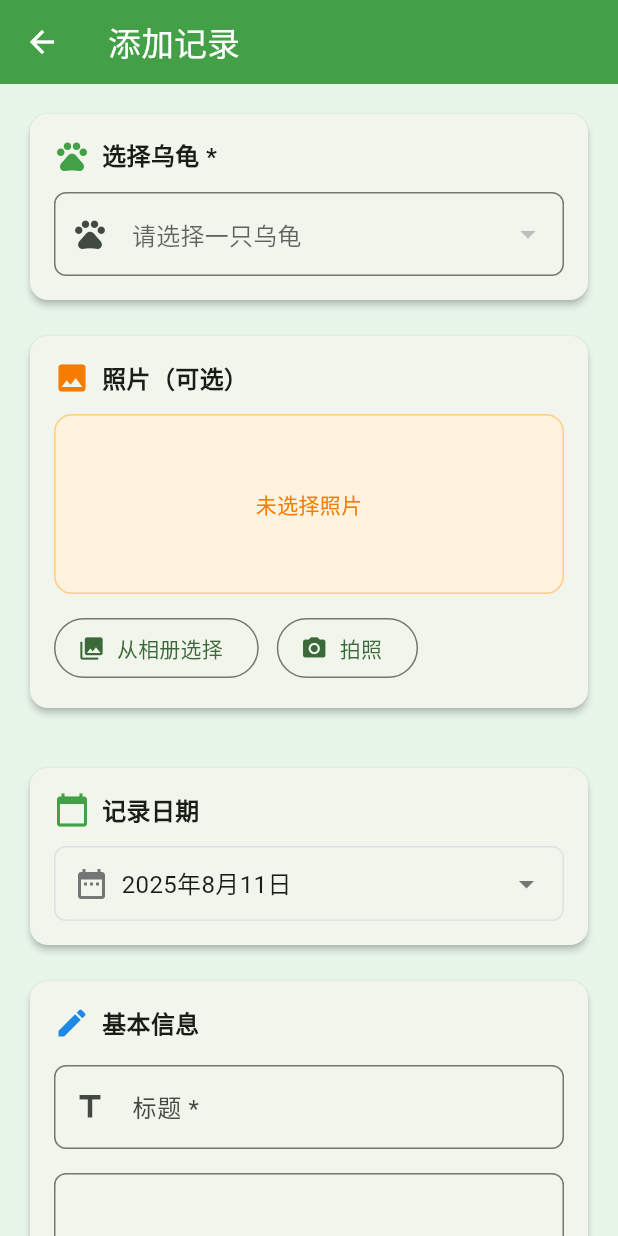
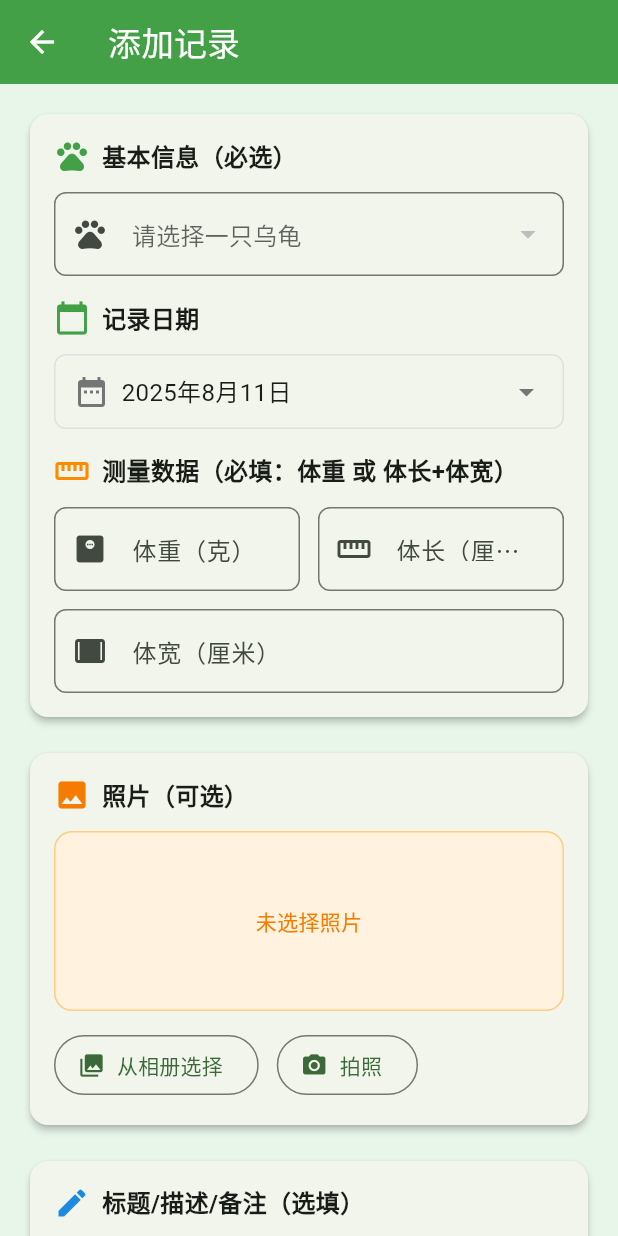
Before and after one commit to qixiaoyu0315/guigui, a Flutter app: the AddRecordPage screen opened directly with empty values, on a phone screen of 412 x 824 dp. Run offline on Flutter 3.47's test engine with Material 3 defaults, Android fonts, the phone set to English and light mode, and no system bars; our stand-ins replace file_picker, fl_chart, flutter_colorpicker, image_picker, shared_preferences, sqflite; missing offline and left inert: file_saver; accounts and stored records are empty.

Commit message:
优化记录页面

```diff
--- a/lib/pages/add_record_page.dart
+++ b/lib/pages/add_record_page.dart
@@ -35,6 +35,8 @@ class _AddRecordPageState extends State<AddRecordPage> {
   bool _isLoading = false;
   String? _photoPath; // 记录图片路径
   final ImagePicker _picker = ImagePicker();
+  bool _userEditedTitle = false; // 标题是否被用户手动编辑
+  bool _autoTitleGenerated = false; // 当前标题是否系统生成
 
   @override
   void initState() {
@@ -50,12 +52,45 @@ class _AddRecordPageState extends State<AddRecordPage> {
       _selectedDate = record.date;
       _selectedTurtleId = record.turtleId;
       _photoPath = record.photoPath;
+      _userEditedTitle = true; // 编辑模式视为用户已有标题
     } else {
       // 如果是新记录，默认选择第一只乌龟
       if (widget.turtles.isNotEmpty) {
         _selectedTurtleId = widget.turtles.first.id;
       }
+      // 尝试生成默认标题
+      // 延后到首帧后以确保控件已挂载
+      WidgetsBinding.instance.addPostFrameCallback((_) {
+        _maybeSetDefaultTitle();
+      });
     }
+  }
+
+  Future<void> _maybeSetDefaultTitle() async {
+    if (_userEditedTitle) return;
+    final turtleId = _selectedTurtleId;
+    if (turtleId == null) return;
+    final turtle = widget.turtles.firstWhere(
+      (t) => t.id == turtleId,
+      orElse: () => widget.turtles.isNotEmpty
+          ? widget.turtles.first
+          : Turtle(
+              id: turtleId,
+              name: '这只龟',
+              species: '',
+              birthDate: DateTime.now(),
+              color: Colors.green,
+            ),
+    );
+    final records = await TurtleService.getRecordsByTurtle(turtleId);
+    final nextIndex = records.length + 1;
+    if (!mounted) return;
+    setState(() {
+      if (_titleController.text.trim().isEmpty || _autoTitleGenerated) {
+        _titleController.text = '${turtle.name} 第$nextIndex次测量';
+        _autoTitleGenerated = true;
+      }
+    });
   }
 
   @override
@@ -88,7 +123,7 @@ class _AddRecordPageState extends State<AddRecordPage> {
           child: Column(
             crossAxisAlignment: CrossAxisAlignment.start,
             children: [
-              // 乌龟选择卡片
+              // 选择乌龟 + 日期 + 测量 数据 合并卡片
               Card(
                 elevation: 2,
                 shape: RoundedRectangleBorder(
@@ -107,7 +142,7 @@ class _AddRecordPageState extends State<AddRecordPage> {
                           ),
                           const SizedBox(width: 8),
                           const Text(
-                            '选择乌龟 *',
+                            '基本信息（必选）',
                             style: TextStyle(
                               fontSize: 16,
                               fontWeight: FontWeight.bold,
@@ -144,14 +179,152 @@ class _AddRecordPageState extends State<AddRecordPage> {
                             ),
                           );
                         }).toList(),
-                        onChanged: (value) {
+                        onChanged: (value) async {
                           setState(() {
                             _selectedTurtleId = value;
                           });
+                          await _maybeSetDefaultTitle();
                         },
                         validator: (value) {
                           if (value == null || value.isEmpty) {
                             return '请选择一只乌龟';
+                          }
+                          return null;
+                        },
+                      ),
+                      const SizedBox(height: 16),
+                      Row(
+                        children: [
+                          Icon(
+                            Icons.calendar_today,
+                            color: Colors.green.shade600,
+                          ),
+                          const SizedBox(width: 8),
+                          const Text(
+                            '记录日期',
+                            style: TextStyle(
+                              fontSize: 16,
+                              fontWeight: FontWeight.bold,
+                            ),
+                          ),
+                        ],
+                      ),
+                      const SizedBox(height: 12),
+                      InkWell(
+                        onTap: _selectDate,
+                        child: Container(
+                          padding: const EdgeInsets.all(12),
+                          decoration: BoxDecoration(
+                            border: Border.all(color: Colors.grey.shade300),
+                            borderRadius: BorderRadius.circular(8),
+                          ),
+                          child: Row(
+                            children: [
+                              Icon(
+                                Icons.date_range,
+                                color: Colors.grey.shade600,
+                              ),
+                              const SizedBox(width: 8),
+                              Text(
+                                '${_selectedDate.year}年${_selectedDate.month}月${_selectedDate.day}日',
+                                style: const TextStyle(fontSize: 16),
+                              ),
+                              const Spacer(),
+                              Icon(
+                                Icons.arrow_drop_down,
+                                color: Colors.grey.shade600,
+                              ),
+                            ],
+                          ),
+                        ),
+                      ),
+                      const SizedBox(height: 16),
+                      Row(
+                        children: [
+                          Icon(
+                            Icons.straighten,
+                            color: Colors.orange.shade600,
+                          ),
+                          const SizedBox(width: 8),
+                          const Text(
+                            '测量数据（必填：体重 或 体长+体宽）',
+                            style: TextStyle(
+                              fontSize: 16,
+                              fontWeight: FontWeight.bold,
+                            ),
+                          ),
+                        ],
+                      ),
+                      const SizedBox(height: 12),
+                      Row(
+                        children: [
+                          Expanded(
+                            child: TextFormField(
+                              controller: _weightController,
+                              decoration: InputDecoration(
+                                labelText: '体重（克）',
+                                hintText: '0.0',
+                                border: OutlineInputBorder(
+                                  borderRadius: BorderRadius.circular(8),
+                                ),
+                                prefixIcon: const Icon(Icons.monitor_weight),
+                              ),
+                              keyboardType: TextInputType.number,
+                              validator: (value) {
+                                if (value != null && value.isNotEmpty) {
+                                  final weight = double.tryParse(value);
+                                  if (weight == null || weight < 0) {
+                                    return '请输入有效的体重';
+                                  }
+                                }
+                                return null;
+                              },
+                            ),
+                          ),
+                          const SizedBox(width: 12),
+                          Expanded(
+                            child: TextFormField(
+                              controller: _lengthController,
+                              decoration: InputDecoration(
+                                labelText: '体长（厘米）',
+                                hintText: '0.0',
+                                border: OutlineInputBorder(
+                                  borderRadius: BorderRadius.circular(8),
+                                ),
+                                prefixIcon: const Icon(Icons.straighten),
+                              ),
+                              keyboardType: TextInputType.number,
+                              validator: (value) {
+                                if (value != null && value.isNotEmpty) {
+                                  final length = double.tryParse(value);
+                                  if (length == null || length < 0) {
+                                    return '请输入有效的体长';
+                                  }
+                                }
+                                return null;
+                              },
+                            ),
+                          ),
+                        ],
+                      ),
+                      const SizedBox(height: 12),
+                      TextFormField(
+                        controller: _widthController,
+                        decoration: InputDecoration(
+                          labelText: '体宽（厘米）',
+                          hintText: '0.0',
+                          border: OutlineInputBorder(
+                            borderRadius: BorderRadius.circular(8),
+                          ),
+                          prefixIcon: const Icon(Icons.width_full),
+                        ),
+                        keyboardType: TextInputType.number,
+                        validator: (value) {
+                          if (value != null && value.isNotEmpty) {
+                            final width = double.tryParse(value);
+                            if (width == null || width < 0) {
+                              return '请输入有效的体宽';
+                            }
                           }
                           return null;
                         },
@@ -260,71 +433,8 @@ class _AddRecordPageState extends State<AddRecordPage> {
                   ),
                 ),
               ),
-              const SizedBox(height: 32),
-
-              // 日期选择卡片
-              Card(
-                elevation: 2,
-                shape: RoundedRectangleBorder(
-                  borderRadius: BorderRadius.circular(12),
-                ),
-                child: Padding(
-                  padding: const EdgeInsets.all(16),
-                  child: Column(
-                    crossAxisAlignment: CrossAxisAlignment.start,
-                    children: [
-                      Row(
-                        children: [
-                          Icon(
-                            Icons.calendar_today,
-                            color: Colors.green.shade600,
-                          ),
-                          const SizedBox(width: 8),
-                          const Text(
-                            '记录日期',
-                            style: TextStyle(
-                              fontSize: 16,
-                              fontWeight: FontWeight.bold,
-                            ),
-                          ),
-                        ],
-                      ),
-                      const SizedBox(height: 12),
-                      InkWell(
-                        onTap: _selectDate,
-                        child: Container(
-                          padding: const EdgeInsets.all(12),
-                          decoration: BoxDecoration(
-                            border: Border.all(color: Colors.grey.shade300),
-                            borderRadius: BorderRadius.circular(8),
-                          ),
-                          child: Row(
-                            children: [
-                              Icon(
-                                Icons.date_range,
-                                color: Colors.grey.shade600,
-                              ),
-                              const SizedBox(width: 8),
-                              Text(
-                                '${_selectedDate.year}年${_selectedDate.month}月${_selectedDate.day}日',
-                                style: const TextStyle(fontSize: 16),
-                              ),
-                              const Spacer(),
-                              Icon(
-                                Icons.arrow_drop_down,
-                                color: Colors.grey.shade600,
-                              ),
-                            ],
-                          ),
-                        ),
-                      ),
-                    ],
-                  ),
-                ),
-              ),
               const SizedBox(height: 16),
-
-              // 基本信息卡片
+              // 标题/描述/备注（选填）
               Card(
                 elevation: 2,
                 shape: RoundedRectangleBorder(
@@ -343,7 +453,7 @@ class _AddRecordPageState extends State<AddRecordPage> {
                           ),
                           const SizedBox(width: 8),
                           const Text(
-                            '基本信息',
+                            '标题/描述/备注（选填）',
                             style: TextStyle(
                               fontSize: 16,
                               fontWeight: FontWeight.bold,
@@ -355,185 +465,38 @@ class _AddRecordPageState extends State<AddRecordPage> {
                       TextFormField(
                         controller: _titleController,
                         decoration: InputDecoration(
-                          labelText: '标题 *',
-                          hintText: '例如：第一次测量、换壳记录等',
+                          labelText: '标题',
+                          hintText: '留空将自动生成，例如：小绿 第3次测量',
                           border: OutlineInputBorder(
                             borderRadius: BorderRadius.circular(8),
                           ),
                           prefixIcon: const Icon(Icons.title),
+                          helperText: _autoTitleGenerated ? '已自动生成标题，你也可以手动修改' : null,
                         ),
-                        validator: (value) {
-                          if (value == null || value.trim().isEmpty) {
-                            return '请输入标题';
-                          }
-                          return null;
+                        onChanged: (_) {
+                          _userEditedTitle = true;
+                          _autoTitleGenerated = false;
                         },
                       ),
                       const SizedBox(height: 16),
                       TextFormField(
                         controller: _descriptionController,
                         decoration: InputDecoration(
-                          labelText: '描述 *',
-                          hintText: '详细描述这次记录的内容',
+                          labelText: '描述',
+                          hintText: '详细描述这次记录的内容（可留空）',
                           border: OutlineInputBorder(
                             borderRadius: BorderRadius.circular(8),
                           ),
                           prefixIcon: const Icon(Icons.description),
                         ),
                         maxLines: 3,
-                        validator: (value) {
-                          if (value == null || value.trim().isEmpty) {
-                            return '请输入描述';
-                          }
-                          return null;
-                        },
-                      ),
-                    ],
-                  ),
-                ),
-              ),
-              const SizedBox(height: 16),
-
-              // 测量数据卡片
-              Card(
-                elevation: 2,
-                shape: RoundedRectangleBorder(
-                  borderRadius: BorderRadius.circular(12),
-                ),
-                child: Padding(
-                  padding: const EdgeInsets.all(16),
-                  child: Column(
-                    crossAxisAlignment: CrossAxisAlignment.start,
-                    children: [
-                      Row(
-                        children: [
-                          Icon(
-                            Icons.straighten,
-                            color: Colors.orange.shade600,
-                          ),
-                          const SizedBox(width: 8),
-                          const Text(
-                            '测量数据（可选）',
-                            style: TextStyle(
-                              fontSize: 16,
-                              fontWeight: FontWeight.bold,
-                            ),
-                          ),
-                        ],
-                      ),
-                      const SizedBox(height: 16),
-                      Row(
-                        children: [
-                          Expanded(
-                            child: TextFormField(
-                              controller: _weightController,
-                              decoration: InputDecoration(
-                                labelText: '体重（克）',
-                                hintText: '0.0',
-                                border: OutlineInputBorder(
-                                  borderRadius: BorderRadius.circular(8),
-                                ),
-                                prefixIcon: const Icon(Icons.monitor_weight),
-                              ),
-                              keyboardType: TextInputType.number,
-                              validator: (value) {
-                                if (value != null && value.isNotEmpty) {
-                                  final weight = double.tryParse(value);
-                                  if (weight == null || weight < 0) {
-                                    return '请输入有效的体重';
-                                  }
-                                }
-                                return null;
-                              },
-                            ),
-                          ),
-                          const SizedBox(width: 12),
-                          Expanded(
-                            child: TextFormField(
-                              controller: _lengthController,
-                              decoration: InputDecoration(
-                                labelText: '体长（厘米）',
-                                hintText: '0.0',
-                                border: OutlineInputBorder(
-                                  borderRadius: BorderRadius.circular(8),
-                                ),
-                                prefixIcon: const Icon(Icons.straighten),
-                              ),
-                              keyboardType: TextInputType.number,
-                              validator: (value) {
-                                if (value != null && value.isNotEmpty) {
-                                  final length = double.tryParse(value);
-                                  if (length == null || length < 0) {
-                                    return '请输入有效的体长';
-                                  }
-                                }
-                                return null;
-                              },
-                            ),
-                          ),
-                        ],
-                      ),
-                      const SizedBox(height: 16),
-                      TextFormField(
-                        controller: _widthController,
-                        decoration: InputDecoration(
-                          labelText: '体宽（厘米）',
-                          hintText: '0.0',
-                          border: OutlineInputBorder(
-                            borderRadius: BorderRadius.circular(8),
-                          ),
-                          prefixIcon: const Icon(Icons.width_full),
-                        ),
-                        keyboardType: TextInputType.number,
-                        validator: (value) {
-                          if (value != null && value.isNotEmpty) {
-                            final width = double.tryParse(value);
-                            if (width == null || width < 0) {
-                              return '请输入有效的体宽';
-                            }
-                          }
-                          return null;
-                        },
-                      ),
-                    ],
-                  ),
-                ),
-              ),
-              const SizedBox(height: 16),
-
-              // 备注卡片
-              Card(
-                elevation: 2,
-                shape: RoundedRectangleBorder(
-                  borderRadius: BorderRadius.circular(12),
-                ),
-                child: Padding(
-                  padding: const EdgeInsets.all(16),
-                  child: Column(
-                    crossAxisAlignment: CrossAxisAlignment.start,
-                    children: [
-                      Row(
-                        children: [
-                          Icon(
-                            Icons.note,
-                            color: Colors.purple.shade600,
-                          ),
-                          const SizedBox(width: 8),
-                          const Text(
-                            '备注（可选）',
-                            style: TextStyle(
-                              fontSize: 16,
-                              fontWeight: FontWeight.bold,
-                            ),
-                          ),
-                        ],
                       ),
                       const SizedBox(height: 16),
                       TextFormField(
                         controller: _notesController,
                         decoration: InputDecoration(
                           labelText: '备注',
-                          hintText: '记录其他重要信息...',
+                          hintText: '记录其他信息（可留空）',
                           border: OutlineInputBorder(
                             borderRadius: BorderRadius.circular(8),
                           ),
@@ -595,8 +558,25 @@ class _AddRecordPageState extends State<AddRecordPage> {
   }
 
   Future<void> _saveRecord() async {
+    // 数值格式校验
     if (!_formKey.currentState!.validate()) {
       return;
+    }
+
+    // 必填规则：体重 或 体长+体宽
+    final hasWeight = _weightController.text.trim().isNotEmpty;
+    final hasLength = _lengthController.text.trim().isNotEmpty;
+    final hasWidth = _widthController.text.trim().isNotEmpty;
+    if (!hasWeight && !(hasLength && hasWidth)) {
+      ScaffoldMessenger.of(context).showSnackBar(
+        const SnackBar(content: Text('请填写体重，或同时填写体长和体宽')),
+      );
+      return;
+    }
+
+    // 如果标题为空，尝试自动生成
+    if (_titleController.text.trim().isEmpty) {
+      await _maybeSetDefaultTitle();
     }
 
     setState(() {
--- a/lib/services/turtle_service.dart
+++ b/lib/services/turtle_service.dart
@@ -5,6 +5,11 @@ class TurtleService {
   // 获取所有记录
   static Future<List<TurtleRecord>> getRecords() async {
     return DatabaseHelper.instance.getAllRecords();
+  }
+
+  // 根据乌龟ID获取记录列表
+  static Future<List<TurtleRecord>> getRecordsByTurtle(String turtleId) async {
+    return DatabaseHelper.instance.getRecordsByTurtle(turtleId);
   }
 
   // 添加新记录
```
